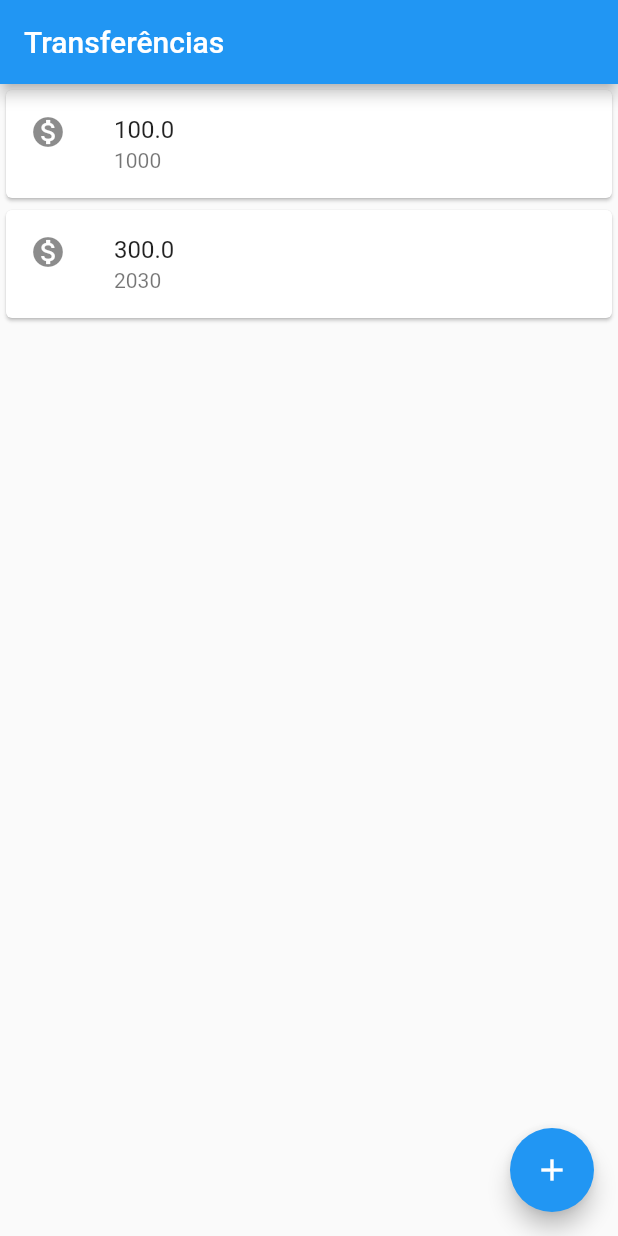
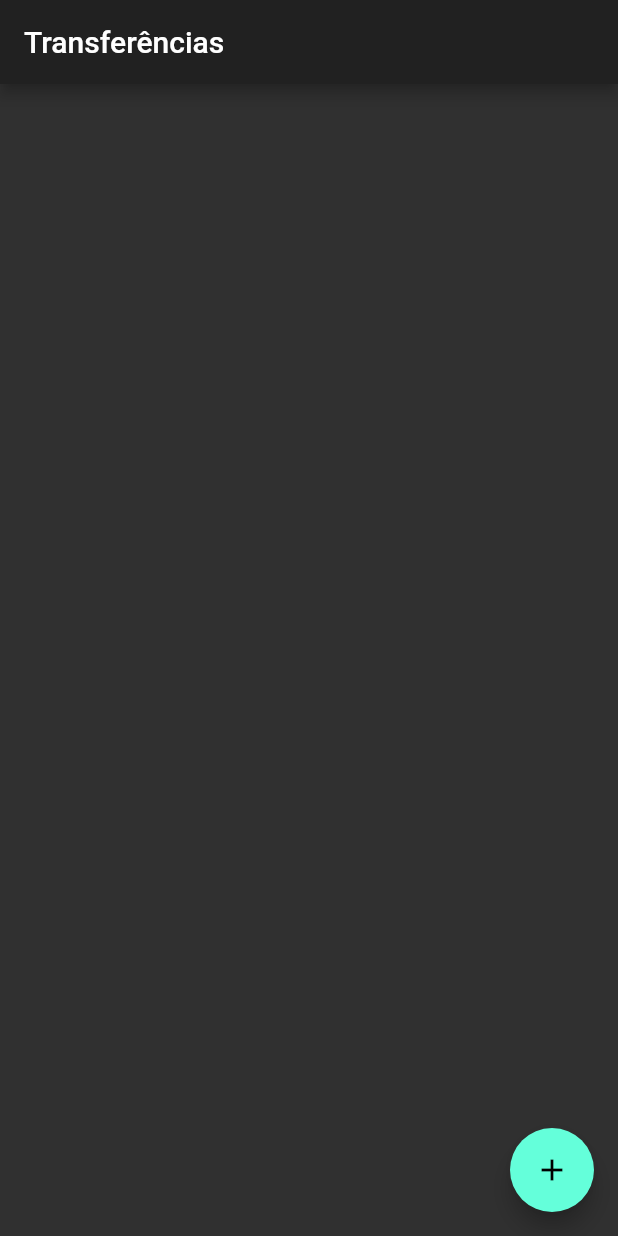
Before and after one commit to victorrmatos19/myFlutterApp, a Flutter app: the screen it shows after launch, on a phone screen of 412 x 824 dp. Run offline on Flutter 3.47's test engine with Material 2 defaults, Android fonts, the phone set to English and light mode, and no system bars.

Commit message:
feat: Finished first version with functionality (#2)
* fixing hot reload

* feat: created layout for add transfer

* refactoring code :recycle:

* Added navigation in ListTransfer to AddTransfer with functionality

* refactoring code :recycle:

```diff
--- a/lib/main.dart
+++ b/lib/main.dart
@@ -1,50 +1,15 @@
 import 'package:flutter/cupertino.dart';
 import 'package:flutter/material.dart';
+import 'screens/lista_transferencia.dart';
 
-void main() => runApp(
-  MaterialApp(
-    home: Scaffold(
-      body: ListaTrasferencia(),
-      appBar: AppBar(title: Text("Transferências"),),
-      floatingActionButton: FloatingActionButton(
-        child: Icon(Icons.add),
-      ),
-    ),
-  )
-);
+void main() => runApp(ByteBankApp());
 
-class ListaTrasferencia extends StatelessWidget {
+class ByteBankApp  extends StatelessWidget{
   @override
   Widget build(BuildContext context) {
-    return Column(
-      children: <Widget>[
-        ItemTrasferencia(Transferencia(100.00,1000)),
-        ItemTrasferencia(Transferencia(300.00,2030)),
-      ],
+    return  MaterialApp(
+      theme: ThemeData.dark(),
+      home: ListaTransferencia(),
     );
   }
 }
-
-class ItemTrasferencia extends StatelessWidget {
-  final Transferencia _transferencia;
-
-  ItemTrasferencia(this._transferencia);
-
-  @override
-  Widget build(BuildContext context) {
-    return Card(
-        child: ListTile(
-          leading: Icon(Icons.monetization_on),
-          title: Text(_transferencia.value.toString()),
-          subtitle: Text(_transferencia.numberAccount.toString()),
-        )
-    );
-  }
-}
-
-class Transferencia {
-  double value;
-  int numberAccount;
-
-  Transferencia(this.value,this.numberAccount);
-}
--- /dev/null
+++ b/lib/models/Transferencia.dart
@@ -0,0 +1,11 @@
+class Transferencia {
+  double value;
+  int numberAccount;
+
+  Transferencia(this.value,this.numberAccount);
+
+  @override
+  String toString() {
+    return 'Transferencia{value: $value, numberAccount: $numberAccount}';
+  }
+}
--- /dev/null
+++ b/lib/screens/lista_transferencia.dart
@@ -0,0 +1,47 @@
+import 'package:flutter/material.dart';
+import 'package:hello_world/models/ItemTransferencia.dart';
+import 'package:hello_world/models/Transferencia.dart';
+import 'formulario_transferencia.dart';
+
+const String _tituloAppBar = "Transferências";
+
+class ListaTransferencia extends StatefulWidget {
+  final List<Transferencia> _listTransfer = List();
+
+  @override
+  State<StatefulWidget> createState() {
+    return ListaTransferenciaState();
+  }
+}
+
+class ListaTransferenciaState extends State<ListaTransferencia> {
+  @override
+  Widget build(BuildContext context) {
+    return Scaffold(
+      appBar: AppBar(title: Text(_tituloAppBar),),
+      body: ListView.builder(
+        itemCount: widget._listTransfer.length,
+        itemBuilder: (context, indice){
+          final _transferencia = widget._listTransfer[indice];
+          return ItemTransferencia(_transferencia);
+        },
+      ),
+      floatingActionButton: FloatingActionButton(
+        onPressed: () {
+          Navigator.push(context, MaterialPageRoute(builder: (context) {
+            return FormularioTransferencia();
+          })).then((transferenciaRecebida)=>_atualiza(transferenciaRecebida));
+        },
+        child: Icon(Icons.add),
+      ),
+    );
+  }
+
+  void _atualiza(Transferencia transferenciaRecebida) {
+    if(transferenciaRecebida != null){
+      setState(() {
+        widget._listTransfer.add(transferenciaRecebida);
+      });
+    }
+  }
+}
```
Also changed, not shown: lib/components/Editor.dart (added, +29 -0 lines), lib/models/ItemTransferencia.dart (added, +20 -0 lines), lib/screens/formulario_transferencia.dart (added, +47 -0 lines), 1 other file.
